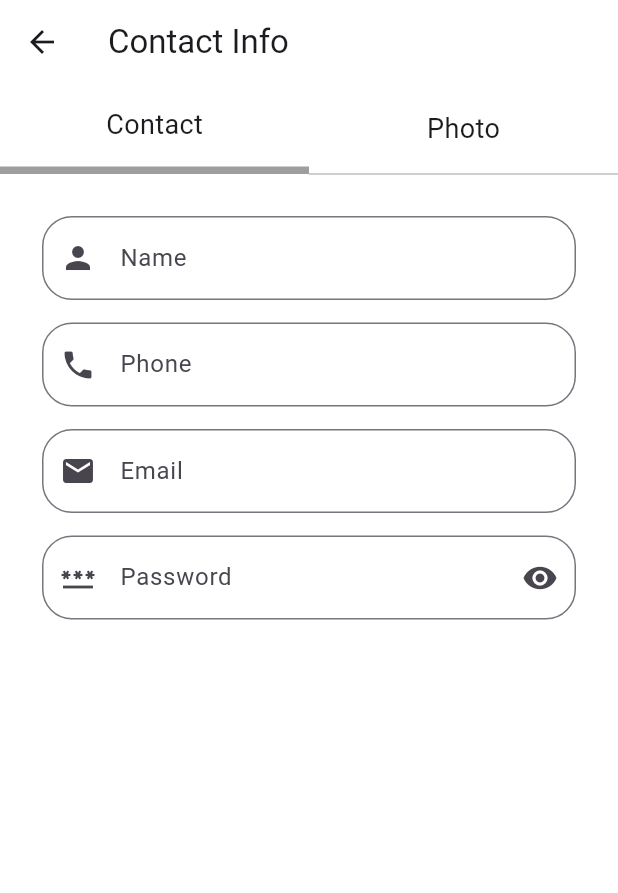
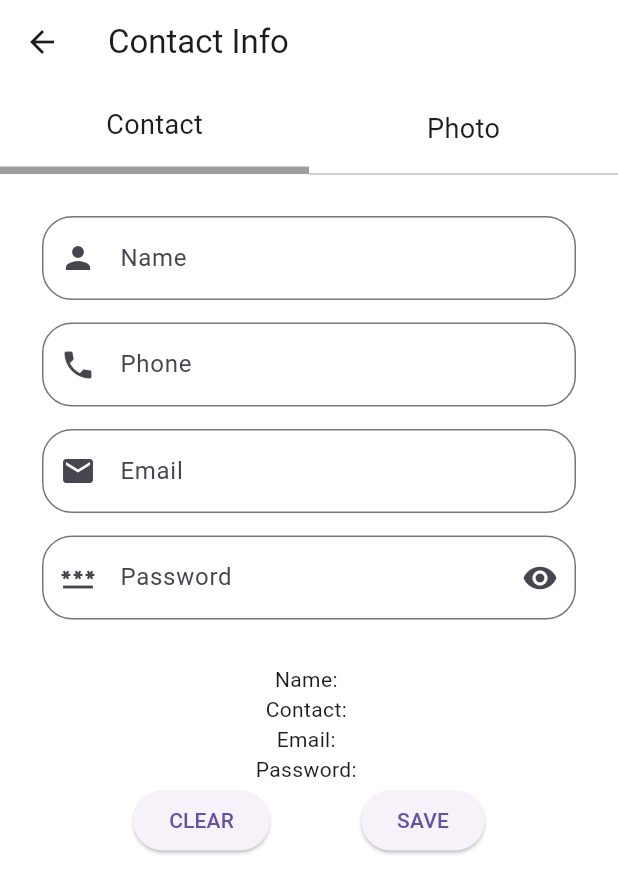
Before and after one commit to ParamKumar-Jadvani/resume_builder_appliaction, a Flutter app: the ContactInfo screen opened by its route, on a phone screen of 412 x 824 dp. Shown: the top 893 px of the screen. Run offline on Flutter 3.47's test engine with Material 3 defaults, Android fonts, the phone set to English and light mode, and no system bars.

Commit message:
TextForm Field

```diff
--- a/lib/views/builder_option_page/all_options/contact_info/contact_info.dart
+++ b/lib/views/builder_option_page/all_options/contact_info/contact_info.dart
@@ -11,6 +11,13 @@ class ContactInfo extends StatefulWidget {
 class _ContactInfoState extends State<ContactInfo> {
   int index = 0;
   bool hide = true;
+  // String? name, contact, email, password;
+
+  TextEditingController nameController = TextEditingController();
+  TextEditingController emailController = TextEditingController();
+  TextEditingController phoneController = TextEditingController();
+  TextEditingController passwordController = TextEditingController();
+  GlobalKey<FormState> formKey = GlobalKey<FormState>();
 
   void setIndex({required int index}) {
     setState(() {
@@ -97,14 +104,24 @@ class _ContactInfoState extends State<ContactInfo> {
                   children: [
                     // Contact Page
                     Container(
-                      decoration: BoxDecoration(
+                      decoration: const BoxDecoration(
                         color: Colors.white,
                       ),
                       padding: const EdgeInsets.all(12.0),
+                      child: SingleChildScrollView(
+                        child: Form(
+                          key: formKey,
                           child: Column(
                             mainAxisSize: MainAxisSize.min,
                             children: [
-                          TextField(
+                              TextFormField(
+                                validator: (value) {
+                                  if (value!.isEmpty) {
+                                    return 'Please enter your name';
+                                  }
+                                  return null;
+                                },
+                                controller: nameController,
                                 textInputAction: TextInputAction.next,
                                 decoration: InputDecoration(
                                   border: OutlineInputBorder(
@@ -116,7 +133,14 @@ class _ContactInfoState extends State<ContactInfo> {
                                 ),
                               ),
                               15.h,
-                          TextField(
+                              TextFormField(
+                                validator: (value) {
+                                  if (value!.isEmpty) {
+                                    return 'Enter Number';
+                                  }
+                                  return null;
+                                },
+                                controller: phoneController,
                                 textInputAction: TextInputAction.next,
                                 keyboardType: TextInputType.number,
                                 decoration: InputDecoration(
@@ -129,7 +153,14 @@ class _ContactInfoState extends State<ContactInfo> {
                                 ),
                               ),
                               15.h,
-                          TextField(
+                              TextFormField(
+                                validator: (value) {
+                                  if (value!.isEmpty) {
+                                    return 'Enter Email';
+                                  }
+                                  return null;
+                                },
+                                controller: emailController,
                                 textInputAction: TextInputAction.next,
                                 keyboardType: TextInputType.emailAddress,
                                 decoration: InputDecoration(
@@ -142,11 +173,17 @@ class _ContactInfoState extends State<ContactInfo> {
                                 ),
                               ),
                               15.h,
-                          TextField(
+                              TextFormField(
+                                validator: (value) {
+                                  if (value!.isEmpty) {
+                                    return 'Enter Password';
+                                  }
+                                  return null;
+                                },
+                                controller: passwordController,
                                 textInputAction: TextInputAction.done,
-                            keyboardType: hide
-                                ? TextInputType.visiblePassword
-                                : TextInputType.none,
+                                obscureText: hide,
+                                keyboardType: TextInputType.visiblePassword,
                                 decoration: InputDecoration(
                                   labelText: 'Password',
                                   hintText: 'Enter Password',
@@ -167,7 +204,37 @@ class _ContactInfoState extends State<ContactInfo> {
                                   ),
                                 ),
                               ),
+                              30.h,
+                              Text("Name: ${nameController.text}"),
+                              Text("Contact: ${phoneController.text}"),
+                              Text("Email: ${emailController.text}"),
+                              Text("Password: ${passwordController.text}"),
+                              Row(
+                                mainAxisAlignment:
+                                    MainAxisAlignment.spaceEvenly,
+                                children: [
+                                  ElevatedButton(
+                                    onPressed: () {
+                                      nameController.clear();
+                                      emailController.clear();
+                                      passwordController.clear();
+                                      phoneController.clear();
+                                      setState(() {});
+                                    },
+                                    child: const Text("CLEAR"),
+                                  ),
+                                  ElevatedButton(
+                                    onPressed: () {
+                                      bool validated =
+                                          formKey.currentState!.validate();
+                                    },
+                                    child: const Text("SAVE"),
+                                  ),
                                 ],
+                              ),
+                            ],
+                          ),
+                        ),
                       ),
                     ),
                     // Photo Page
```
Lines whose indentation alone changed are shown as unchanged.
